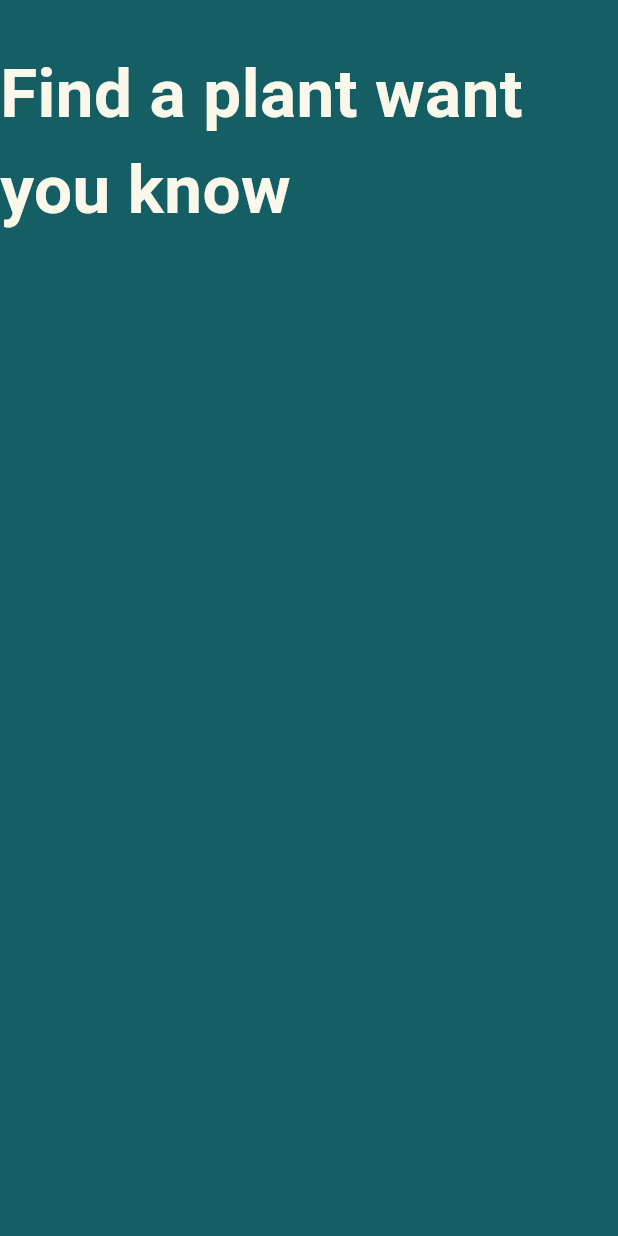
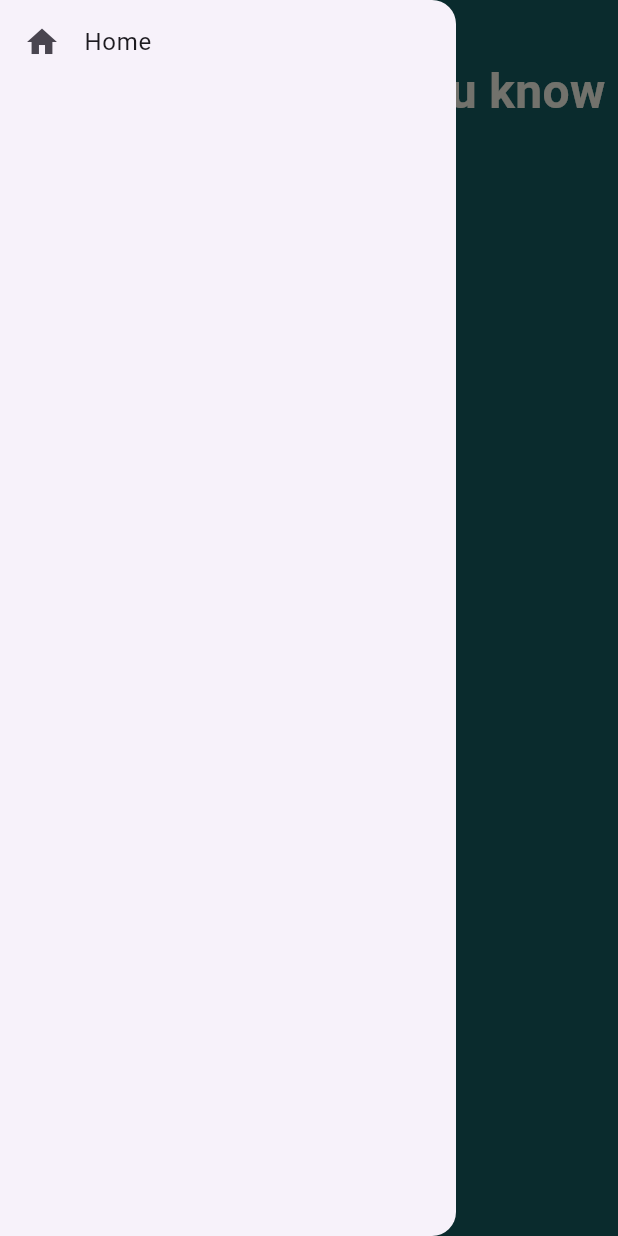
Before and after one commit to Billyode03/flutter_LaOdeNaubillHudaAshara_Mini_Project, a Flutter app: the HomePage screen opened directly, with the side drawer open (before the commit the screen has no drawer), on a phone screen of 412 x 824 dp. Run offline on Flutter 3.47's test engine with Material 3 defaults, Android fonts, the phone set to English and light mode, and no system bars; our stand-ins replace animated_splash_screen, another_flutter_splash_screen, google_fonts, lottie, smooth_page_indicator.

Commit message:
MVVM Repair

```diff
--- a/My_Mini_Project/green_garden_app/lib/Constant/text_constant.dart
+++ b/My_Mini_Project/green_garden_app/lib/Constant/text_constant.dart
@@ -12,6 +12,14 @@ class TextStyleUsable {
   static TextStyle interLogin = TextStyle(
     fontFamily: GoogleFonts.inter.toString(),
     fontSize: 45,
+    fontWeight: FontWeight.bold,
+    color: ColorPlants.whiteSkull,
+  );
+
+  // Text Judul Atas
+  static TextStyle interOpen = TextStyle(
+    fontFamily: GoogleFonts.inter.toString(),
+    fontSize: 32,
     fontWeight: FontWeight.bold,
     color: ColorPlants.whiteSkull,
   );
--- a/My_Mini_Project/green_garden_app/lib/Pages/welcomePage.dart
+++ b/My_Mini_Project/green_garden_app/lib/Pages/Opening/welcomePage.dart
@@ -2,8 +2,8 @@ import 'package:flutter/material.dart';
 import 'package:green_garden/Constant/color_constant.dart';
 import 'package:green_garden/Constant/icon_constant.dart';
 import 'package:green_garden/Constant/text_constant.dart';
-import 'package:green_garden/auth/login_pages.dart';
-import 'package:green_garden/auth/register_page.dart';
+import 'package:green_garden/auth/login/login_pages.dart';
+import 'package:green_garden/auth/register/register_page.dart';
 import 'package:green_garden/widgets/reusableButtonSubmit.dart';
 import 'package:green_garden/widgets/reusableTextField.dart';
 
--- a/My_Mini_Project/green_garden_app/lib/Pages/home_page.dart
+++ b/My_Mini_Project/green_garden_app/lib/Pages/home/home_page.dart
@@ -2,7 +2,7 @@ import 'package:flutter/material.dart';
 import 'package:green_garden/Constant/color_constant.dart';
 import 'package:green_garden/Constant/icon_constant.dart';
 import 'package:green_garden/Constant/text_constant.dart';
-import 'package:green_garden/auth/register_page.dart';
+import 'package:green_garden/auth/register/register_page.dart';
 import 'package:green_garden/widgets/reusableButtonSubmit.dart';
 import 'package:green_garden/widgets/reusableTextField.dart';
 
@@ -18,7 +18,19 @@ class _HomePageState extends State<HomePage> {
   Widget build(BuildContext context) {
     return Scaffold(
       backgroundColor: ColorPlants.greenDark,
+      drawer: Drawer(
+        child: ListView(
+          children: [
+            ListTile(
+              leading: Icon(Icons.home),
+              title: Text('Home'),
+            )
+          ],
+        ),
+      ),
       body: SingleChildScrollView(
+        child: Padding(
+          padding: const EdgeInsets.all(8.0),
           child: Column(
             children: [
               SizedBox(
@@ -26,9 +38,10 @@ class _HomePageState extends State<HomePage> {
               ),
               Text(
                 'Find a plant want you know',
-              style: TextStyleUsable.interLogin,
+                style: TextStyleUsable.interOpen,
               ),
             ],
+          ),
         ),
       ),
     );
--- a/My_Mini_Project/green_garden_app/lib/auth/forgot_psw_page.dart
+++ b/My_Mini_Project/green_garden_app/lib/auth/forgot_pass/forgot_psw_page.dart
@@ -2,7 +2,7 @@ import 'package:flutter/material.dart';
 import 'package:green_garden/Constant/color_constant.dart';
 import 'package:green_garden/Constant/icon_constant.dart';
 import 'package:green_garden/Constant/text_constant.dart';
-import 'package:green_garden/auth/login_pages.dart';
+import 'package:green_garden/auth/login/login_pages.dart';
 import 'package:green_garden/widgets/reusableButtonSubmit.dart';
 import 'package:green_garden/widgets/reusableTextField.dart';
 
--- a/My_Mini_Project/green_garden_app/lib/main.dart
+++ b/My_Mini_Project/green_garden_app/lib/main.dart
@@ -1,10 +1,10 @@
 import 'package:flutter/material.dart';
-import 'package:green_garden/Pages/home_page.dart';
-import 'package:green_garden/Pages/onScreenBoard.dart';
-import 'package:green_garden/Pages/welcomePage.dart';
-import 'package:green_garden/auth/forgot_psw_page.dart';
-import 'package:green_garden/auth/login_pages.dart';
-import 'package:green_garden/auth/register_page.dart';
+import 'package:green_garden/Pages/home/home_page.dart';
+import 'package:green_garden/Pages/Opening/onScreenBoard.dart';
+import 'package:green_garden/Pages/Opening/welcomePage.dart';
+import 'package:green_garden/auth/forgot_pass/forgot_psw_page.dart';
+import 'package:green_garden/auth/login/login_pages.dart';
+import 'package:green_garden/auth/register/register_page.dart';
 
 import 'package:green_garden/widgets/splash_screen.dart';
 
@@ -19,7 +19,7 @@ class MyApp extends StatelessWidget {
   Widget build(BuildContext context) {
     return MaterialApp(
       debugShowCheckedModeBanner: false,
-      home: OnBoardingScreen(),
+      home: HomePage(),
     );
   }
 }
--- a/My_Mini_Project/green_garden_app/lib/widgets/splash_screen.dart
+++ b/My_Mini_Project/green_garden_app/lib/widgets/splash_screen.dart
@@ -4,8 +4,8 @@ import 'package:flutter/material.dart';
 import 'package:google_fonts/google_fonts.dart';
 import 'package:green_garden/Constant/color_constant.dart';
 import 'package:green_garden/Constant/text_constant.dart';
-import 'package:green_garden/auth/login_pages.dart';
-import 'package:green_garden/Pages/onScreenBoard.dart';
+import 'package:green_garden/auth/login/login_pages.dart';
+import 'package:green_garden/Pages/Opening/onScreenBoard.dart';
 import 'package:lottie/lottie.dart';
 
 class SplashScreen extends StatelessWidget {
```
Also changed, not shown: My_Mini_Project/green_garden_app/lib/Pages/Opening/onScreenBoard.dart (renamed from My_Mini_Project/green_garden_app/lib/Pages/onScreenBoard.dart, +4 -4 lines), My_Mini_Project/green_garden_app/lib/auth/login/login_pages.dart (renamed from My_Mini_Project/green_garden_app/lib/auth/register_page.dart, +44 -37 lines), My_Mini_Project/green_garden_app/lib/auth/register/register_page.dart (renamed from My_Mini_Project/green_garden_app/lib/auth/login_pages.dart, +37 -44 lines), My_Mini_Project/green_garden_app/lib/Pages/Opening/introduction_pages/plant_page_one.dart (renamed from My_Mini_Project/green_garden_app/lib/Pages/introduction_pages/plant_page_one.dart), My_Mini_Project/green_garden_app/lib/Pages/Opening/introduction_pages/plant_page_three.dart (renamed from My_Mini_Project/green_garden_app/lib/Pages/introduction_pages/plant_page_three.dart), My_Mini_Project/green_garden_app/lib/Pages/Opening/introduction_pages/plant_page_two.dart (renamed from My_Mini_Project/green_garden_app/lib/Pages/introduction_pages/plant_page_two.dart), My_Mini_Project/green_garden_app/lib/Pages/detail/article/webview_plant.dart (added), My_Mini_Project/green_garden_app/lib/Pages/detail/disease/diseases_plant_page.dart (added), My_Mini_Project/green_garden_app/lib/Pages/detail/plant_desc/detail_plant_page.dart (added), My_Mini_Project/green_garden_app/lib/Pages/profile/my_profile_page.dart (added). Lines whose indentation alone changed are shown as unchanged.
